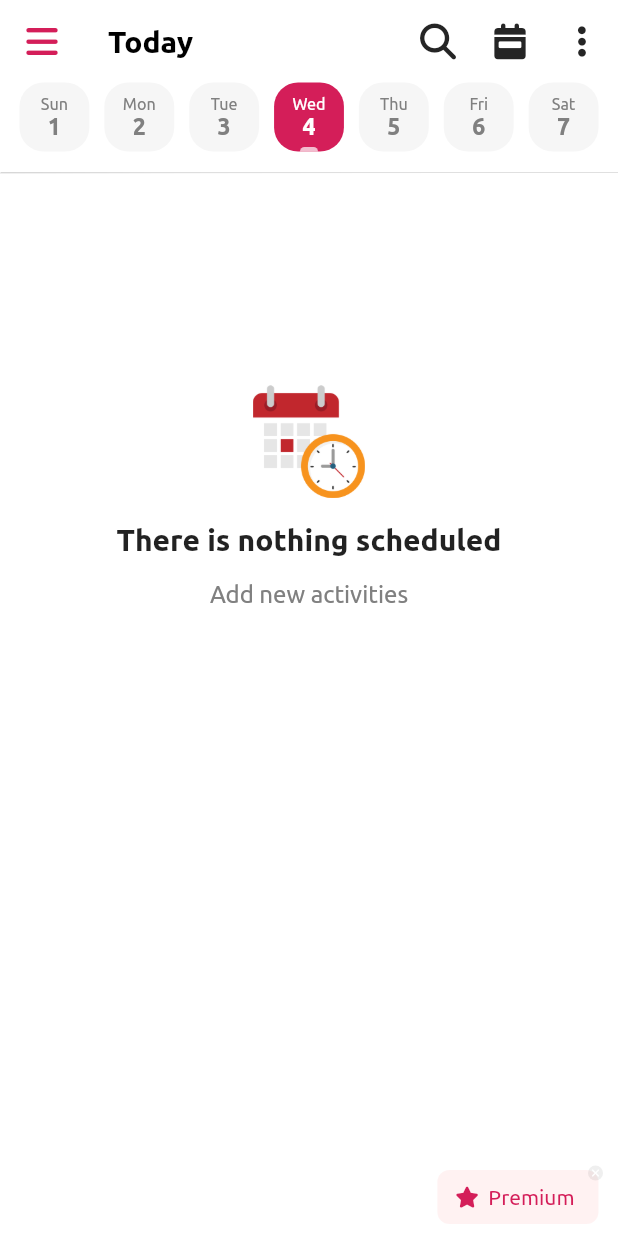
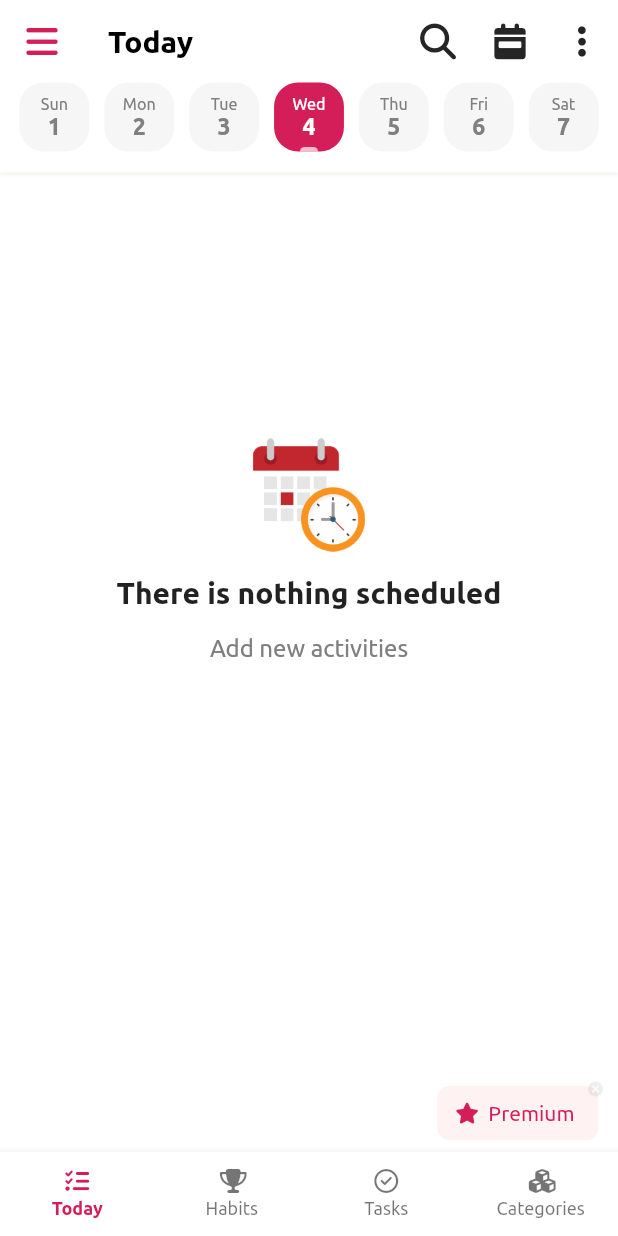
Before and after one commit to felipesantoos/habit-now-clone, a Flutter app: the screen it shows after launch, on a phone screen of 412 x 824 dp. Run offline on Flutter 3.47's test engine with Material 2 defaults, Android fonts, the phone set to English and light mode, and no system bars; our stand-ins replace font_awesome_flutter; project files that could hold a hidden picture were left out.

Commit message:
Add bottom navigation bar (#6)

```diff
--- a/lib/pages/activities_page.dart
+++ b/lib/pages/activities_page.dart
@@ -16,6 +16,8 @@ class _ActivitiesPageState extends State<ActivitiesPage> {
   static const Color _appGreyFC = Color(0xFF808080);
   static const Color _appGreyBC = Color(0xFFF6F6F6);
   static const Color _premiumButtonBackgroundColor = Color(0x80ffe6e6);
+  static const Color _appBarShadowColor = Color(0x209E9E80);
+  static const Color _closePremiumButtonBCIcon = Color(0x10000000);
 
   static const String _defaultFontFamily = 'Ubuntu';
 
@@ -39,6 +41,8 @@ class _ActivitiesPageState extends State<ActivitiesPage> {
 
   bool _showPremiumButton = true;
 
+  int _selectedIndex = 0;
+
   @override
   Widget build(BuildContext context) {
     return DefaultTabController(
@@ -46,6 +50,7 @@ class _ActivitiesPageState extends State<ActivitiesPage> {
       child: Scaffold(
         appBar: _appBar(),
         body: _body(context),
+        bottomNavigationBar: _bottomNavigationBar(),
       ),
     );
   }
@@ -59,8 +64,8 @@ class _ActivitiesPageState extends State<ActivitiesPage> {
         title: _title(),
         actions: _iconButtonList(),
         bottom: _tabBar(),
-        elevation: 0.25,
-        shadowColor: Colors.grey,
+        elevation: 1.0,
+        shadowColor: _appBarShadowColor,
       ),
     );
   }
@@ -222,7 +227,10 @@ class _ActivitiesPageState extends State<ActivitiesPage> {
       width: double.infinity,
       child: SingleChildScrollView(
         child: Padding(
-          padding: EdgeInsets.only(top: (screenHeight - 115.0) / 5.0),
+          padding: EdgeInsets.only(
+            top: (screenHeight - 115.0) / 4.0,
+            bottom: 15.0,
+          ),
           child: Column(
             mainAxisAlignment: MainAxisAlignment.center,
             children: const <Widget>[
@@ -297,7 +305,7 @@ class _ActivitiesPageState extends State<ActivitiesPage> {
             child: Container(
               padding: const EdgeInsets.all(1.0),
               decoration: BoxDecoration(
-                  color: const Color(0x10000000),
+                  color: _closePremiumButtonBCIcon,
                   borderRadius: BorderRadius.circular(8.0)),
               child: const Icon(
                 Icons.close,
@@ -316,6 +324,60 @@ class _ActivitiesPageState extends State<ActivitiesPage> {
       _showPremiumButton = false;
     });
   }
+
+  _bottomNavigationBar() {
+    return BottomNavigationBar(
+      backgroundColor: _appWhiteColor,
+      elevation: 5.0,
+      type: BottomNavigationBarType.fixed,
+      currentIndex: _selectedIndex,
+      onTap: _setSelectedBottomNavigationItem,
+      selectedItemColor: _appPinkColor,
+      selectedIconTheme: const IconThemeData(size: 16.0),
+      selectedFontSize: 12.0,
+      selectedLabelStyle: const TextStyle(
+        fontFamily: _defaultFontFamily,
+        fontWeight: FontWeight.bold,
+      ),
+      unselectedIconTheme: const IconThemeData(size: 16.0),
+      unselectedFontSize: 12.0,
+      unselectedLabelStyle: const TextStyle(fontFamily: _defaultFontFamily),
+      items: <BottomNavigationBarItem>[
+        _bottomNavigationBarItem(
+          icon: FontAwesomeIcons.listCheck,
+          label: 'Today',
+        ),
+        _bottomNavigationBarItem(
+          icon: FontAwesomeIcons.trophy,
+          label: 'Habits',
+        ),
+        _bottomNavigationBarItem(
+          icon: FontAwesomeIcons.circleCheck,
+          label: 'Tasks',
+        ),
+        _bottomNavigationBarItem(
+          icon: FontAwesomeIcons.cubes,
+          label: 'Categories',
+        ),
+      ],
+    );
+  }
+
+  _bottomNavigationBarItem({required IconData? icon, required String? label}) {
+    return BottomNavigationBarItem(
+      icon: Padding(
+        padding: const EdgeInsets.only(bottom: 4.0),
+        child: Icon(icon),
+      ),
+      label: label,
+    );
+  }
+
+  _setSelectedBottomNavigationItem(int index) {
+    setState(() {
+      _selectedIndex = index;
+    });
+  }
 }
 
 class TabBarItemData {
```
